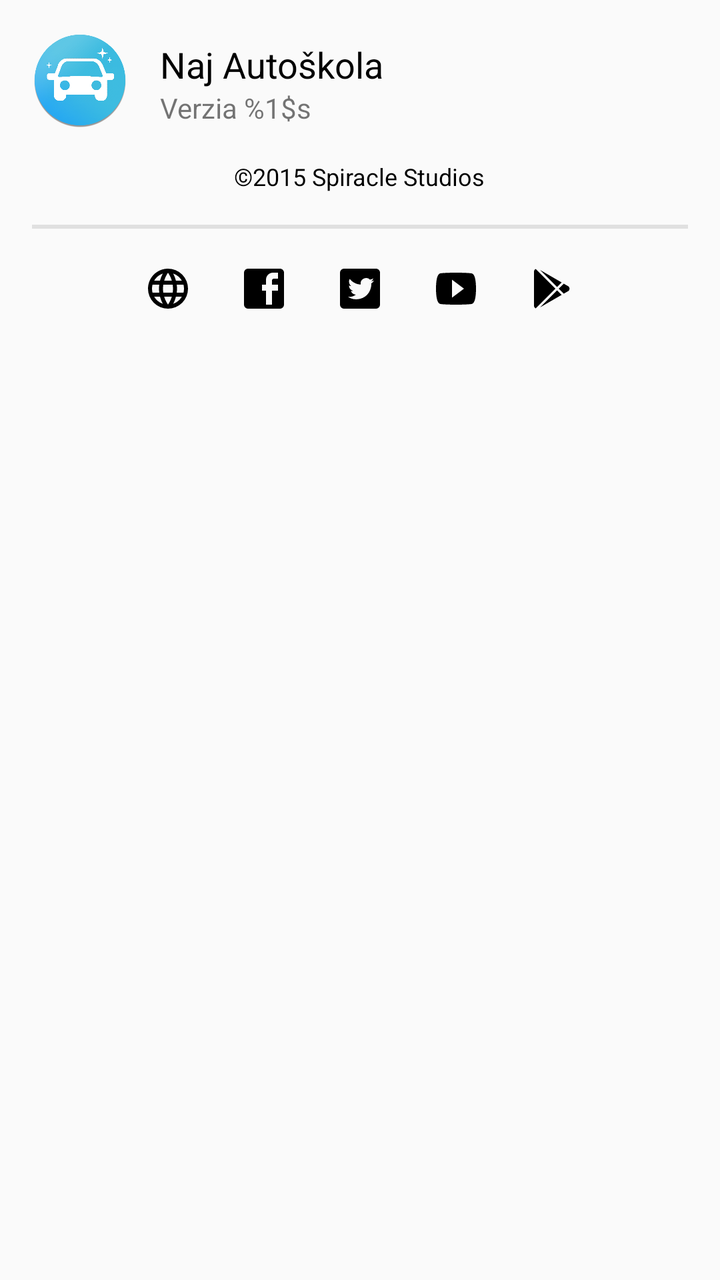
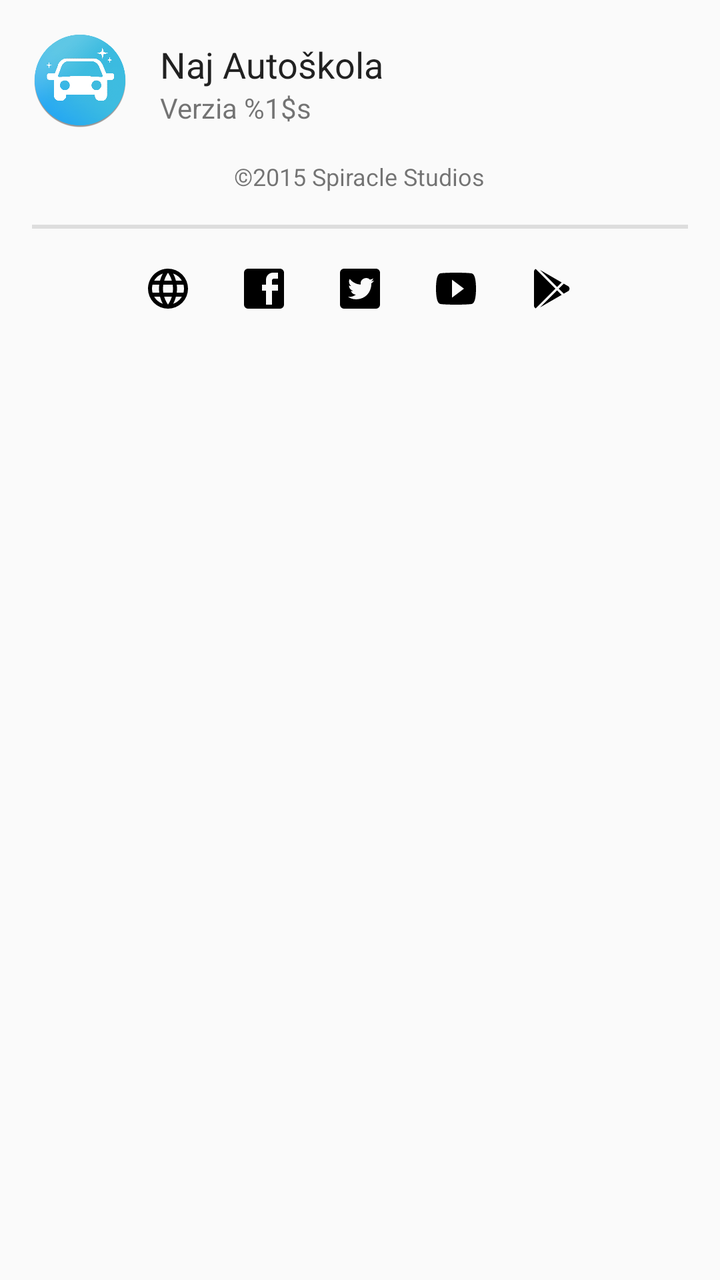

Compare the two renders of this Android layout. The source of the first and the diff that turns it into the second are given below.
<!-- AndroidManifest.xml: application theme MyTheme.Light -->
<!-- res/layout/dialog_about.xml -->
<?xml version="1.0" encoding="utf-8"?>
<RelativeLayout xmlns:android="http://schemas.android.com/apk/res/android"
                xmlns:tools="http://schemas.android.com/tools"
                android:layout_width="match_parent"
                android:layout_height="match_parent"
                android:orientation="vertical"
                android:padding="16dp"
                tools:context=".MainActivity">

    <RelativeLayout
        android:id="@+id/wrapper"
        android:layout_width="match_parent"
        android:layout_height="wrap_content">

        <ImageView
            android:id="@+id/app_icon"
            android:layout_width="48dp"
            android:layout_height="48dp"
            android:layout_marginEnd="16dp"
            android:layout_marginRight="16dp"
            android:contentDescription="@null"
            android:longClickable="true"
            android:src="@drawable/app_icon"/>

        <TextView
            android:id="@+id/app_title"
            android:layout_width="match_parent"
            android:layout_height="wrap_content"
            android:layout_marginTop="4dp"
            android:layout_toEndOf="@id/app_icon"
            android:layout_toRightOf="@id/app_icon"
            android:text="@string/app_name"
            android:textColor="@android:color/black"
            android:textSize="18sp"/>

        <TextView
            android:id="@+id/app_version"
            android:layout_width="match_parent"
            android:layout_height="wrap_content"
            android:layout_below="@id/app_title"
            android:layout_toEndOf="@id/app_icon"
            android:layout_toRightOf="@id/app_icon"
            android:text="@string/dialog_about_version"
            android:textSize="14sp"/>

        <TextView
            android:id="@+id/copyright"
            android:layout_width="wrap_content"
            android:layout_height="wrap_content"
            android:layout_below="@id/app_icon"
            android:layout_centerHorizontal="true"
            android:layout_marginTop="16dp"
            android:text="@string/copyright"
            android:textColor="@android:color/black"
            android:textSize="12sp"/>

    </RelativeLayout>

    
    <View
        android:id="@+id/Divider"
        android:layout_width="match_parent"
        android:layout_height="2dp"
        android:layout_below="@id/wrapper"
        android:layout_marginBottom="6dp"
        android:layout_marginTop="16dp"
        android:background="@color/grey_300"/>

    <LinearLayout
        android:id="@+id/social_networks"
        android:layout_width="match_parent"
        android:layout_height="wrap_content"
        android:layout_below="@id/Divider"
        android:gravity="center">

        
        <ImageButton
            android:id="@+id/web_icon"
            android:layout_width="32dp"
            android:layout_height="32dp"
            android:layout_margin="8dp"
            android:background="?attr/selectableItemBackgroundBorderless"
            android:contentDescription="@string/cd_social_web"
            android:src="@drawable/web"/>

        <ImageButton
            android:id="@+id/facebook_icon"
            android:layout_width="32dp"
            android:layout_height="32dp"
            android:layout_margin="8dp"
            android:background="?attr/selectableItemBackgroundBorderless"
            android:contentDescription="@string/cd_social_facebook"
            android:src="@drawable/facebook_box"/>

        <ImageButton
            android:id="@+id/twitter_icon"
            android:layout_width="32dp"
            android:layout_height="32dp"
            android:layout_margin="8dp"
            android:background="?attr/selectableItemBackgroundBorderless"
            android:contentDescription="@string/cd_social_twitter"
            android:src="@drawable/twitter_box"/>

        <ImageButton
            android:id="@+id/youtube_icon"
            android:layout_width="32dp"
            android:layout_height="32dp"
            android:layout_margin="8dp"
            android:background="?attr/selectableItemBackgroundBorderless"
            android:contentDescription="@string/cd_social_youtube"
            android:src="@drawable/youtube_play"/>

        <ImageButton
            android:id="@+id/google_play_icon"
            android:layout_width="32dp"
            android:layout_height="32dp"
            android:layout_margin="8dp"
            android:background="?attr/selectableItemBackgroundBorderless"
            android:contentDescription="@string/cd_social_google_play"
            android:src="@drawable/google_play"/>

    </LinearLayout>


</RelativeLayout>
<!-- resources referenced by this layout -->
<resources>
  <color name="grey_300" type="color">#E0E0E0</color>
  <!-- drawable facebook_box (drawable) -->
  <vector xmlns:android="http://schemas.android.com/apk/res/android"
      android:height="24dp"
      android:width="24dp"
      android:viewportWidth="24"
      android:viewportHeight="24">
      <path android:fillColor="#000" android:pathData="M19,4V7H17A1,1 0 0,0 16,8V10H19V13H16V20H13V13H11V10H13V7.5C13,5.56 14.57,4 16.5,4M20,2H4A2,2 0 0,0 2,4V20A2,2 0 0,0 4,22H20A2,2 0 0,0 22,20V4C22,2.89 21.1,2 20,2Z" />
  </vector>
  <!-- drawable youtube_play (drawable) -->
  <vector xmlns:android="http://schemas.android.com/apk/res/android"
      android:height="24dp"
      android:width="24dp"
      android:viewportWidth="24"
      android:viewportHeight="24">
      <path android:fillColor="#000" android:pathData="M10,16.5V7.5L16,12M20,4.4C19.4,4.2 15.7,4 12,4C8.3,4 4.6,4.19 4,4.38C2.44,4.9 2,8.4 2,12C2,15.59 2.44,19.1 4,19.61C4.6,19.81 8.3,20 12,20C15.7,20 19.4,19.81 20,19.61C21.56,19.1 22,15.59 22,12C22,8.4 21.56,4.91 20,4.4Z" />
  </vector>
  <string name="app_name">Naj Autoškola</string>
  <string name="cd_social_facebook">Facebook</string>
  <string name="cd_social_google_play">Google Play</string>
  <string name="cd_social_twitter">Twitter</string>
  <string name="cd_social_web">Web</string>
  <string name="cd_social_youtube">Youtube</string>
  <string name="copyright">©2015 Spiracle Studios</string>
  <string name="dialog_about_version">Verzia %1$s</string>
  <style name="MyTheme.Light" parent="@style/Theme.AppCompat.Light.NoActionBar">
          
          
          <item name="colorPrimary">@color/colorPrimary</item>
          <item name="colorPrimaryDark">@color/colorPrimaryDark</item>
          <item name="colorSecondary">@color/colorSecondary</item>
          <item name="colorSecondaryDark">@color/colorSecondaryDark</item>
          <item name="colorTextTitle">@color/colorTextTitle</item>
          
          <item name="colorFlatButtons">@color/colorFlatButtons</item>
          <item name="colorFloatingActionButton">@color/colorFloatingActionButton</item>
          <item name="colorTabIndicator">@color/colorTabIndicator</item>
          <item name="colorCardBackground">@color/colorCardBackground</item>
          <item name="colorNavigationDrawerBackground">@color/colorNavigationDrawerBackground</item>
      </style>
  <color name="colorPrimary" type="color">#4285F4</color>
  <color name="colorPrimaryDark" type="color">#3367D6</color>
  <color name="colorSecondary" type="color">@color/deep_teal_300</color>
  <color name="colorSecondaryDark" type="color">@color/deep_teal_500</color>
  <color name="colorTextTitle" type="color">#FFEE58</color>
  <color name="colorFlatButtons" type="color">@color/pink_A200</color>
  <color name="colorFloatingActionButton" type="color">@color/amber_A700</color>
  <color name="colorTabIndicator" type="color">@color/amber_A700</color>
  <color name="colorCardBackground" type="color">#FFF</color>
  <color name="colorNavigationDrawerBackground" type="color">#FAFAFA</color>
  <color name="deep_teal_300" type="color">#4DB6AC</color>
  <color name="deep_teal_500" type="color">#009688</color>
  <color name="pink_A200" type="color">#FF4081</color>
  <color name="amber_A700" type="color">#FFAB00</color>
  <!-- unchanged entries left out for length: 4 -->
</resources>

<!-- the commit's change to res/layout/dialog_about.xml (unified diff, before → after) -->
@@ -30,7 +30,7 @@
             android:layout_toEndOf="@id/app_icon"
             android:layout_toRightOf="@id/app_icon"
             android:text="@string/app_name"
-            android:textColor="@android:color/black"
+            android:textColor="?attr/colorText"
             android:textSize="18sp"/>
 
         <TextView
@@ -41,6 +41,7 @@
             android:layout_toEndOf="@id/app_icon"
             android:layout_toRightOf="@id/app_icon"
             android:text="@string/dialog_about_version"
+            android:textColor="?attr/colorSecondaryText"
             android:textSize="14sp"/>
 
         <TextView
@@ -51,7 +52,7 @@
             android:layout_centerHorizontal="true"
             android:layout_marginTop="16dp"
             android:text="@string/copyright"
-            android:textColor="@android:color/black"
+            android:textColor="?attr/colorSecondaryText"
             android:textSize="12sp"/>
 
     </RelativeLayout>
@@ -64,7 +65,7 @@
         android:layout_below="@id/wrapper"
         android:layout_marginBottom="6dp"
         android:layout_marginTop="16dp"
-        android:background="@color/grey_300"/>
+        android:background="?attr/colorDividers"/>
 
     <LinearLayout
         android:id="@+id/social_networks"
@@ -81,7 +82,8 @@
             android:layout_margin="8dp"
             android:background="?attr/selectableItemBackgroundBorderless"
             android:contentDescription="@string/cd_social_web"
-            android:src="@drawable/web"/>
+            android:src="@drawable/web"
+            android:tint="?attr/colorIcons"/>
 
         <ImageButton
             android:id="@+id/facebook_icon"
@@ -90,7 +92,8 @@
             android:layout_margin="8dp"
             android:background="?attr/selectableItemBackgroundBorderless"
             android:contentDescription="@string/cd_social_facebook"
-            android:src="@drawable/facebook_box"/>
+            android:src="@drawable/facebook_box"
+            android:tint="?attr/colorIcons"/>
 
         <ImageButton
             android:id="@+id/twitter_icon"
@@ -99,7 +102,8 @@
             android:layout_margin="8dp"
             android:background="?attr/selectableItemBackgroundBorderless"
             android:contentDescription="@string/cd_social_twitter"
-            android:src="@drawable/twitter_box"/>
+            android:src="@drawable/twitter_box"
+            android:tint="?attr/colorIcons"/>
 
         <ImageButton
             android:id="@+id/youtube_icon"
@@ -108,7 +112,8 @@
             android:layout_margin="8dp"
             android:background="?attr/selectableItemBackgroundBorderless"
             android:contentDescription="@string/cd_social_youtube"
-            android:src="@drawable/youtube_play"/>
+            android:src="@drawable/youtube_play"
+            android:tint="?attr/colorIcons"/>
 
         <ImageButton
             android:id="@+id/google_play_icon"
@@ -117,7 +122,8 @@
             android:layout_margin="8dp"
             android:background="?attr/selectableItemBackgroundBorderless"
             android:contentDescription="@string/cd_social_google_play"
-            android:src="@drawable/google_play"/>
+            android:src="@drawable/google_play"
+            android:tint="?attr/colorIcons"/>
 
     </LinearLayout>
 
<!-- resource entries referenced after the edit -->
@@ -1,6 +1,5 @@
 <!-- resources referenced by this layout -->
 <resources>
-  <color name="grey_300" type="color">#E0E0E0</color>
   <!-- drawable facebook_box (drawable) -->
   <vector xmlns:android="http://schemas.android.com/apk/res/android"
       android:height="24dp"
@@ -39,6 +38,14 @@
           <item name="colorTabIndicator">@color/colorTabIndicator</item>
           <item name="colorCardBackground">@color/colorCardBackground</item>
           <item name="colorNavigationDrawerBackground">@color/colorNavigationDrawerBackground</item>
+  
+          
+          <item name="colorText">#de000000</item>
+          <item name="colorSecondaryText">#8a000000</item>
+          <item name="colorIcons">#8a000000</item>
+          <item name="colorDisabled">#60000000</item>
+          <item name="colorHintText">#60000000</item>
+          <item name="colorDividers">#1e000000</item>
       </style>
   <color name="colorPrimary" type="color">#4285F4</color>
   <color name="colorPrimaryDark" type="color">#3367D6</color>
